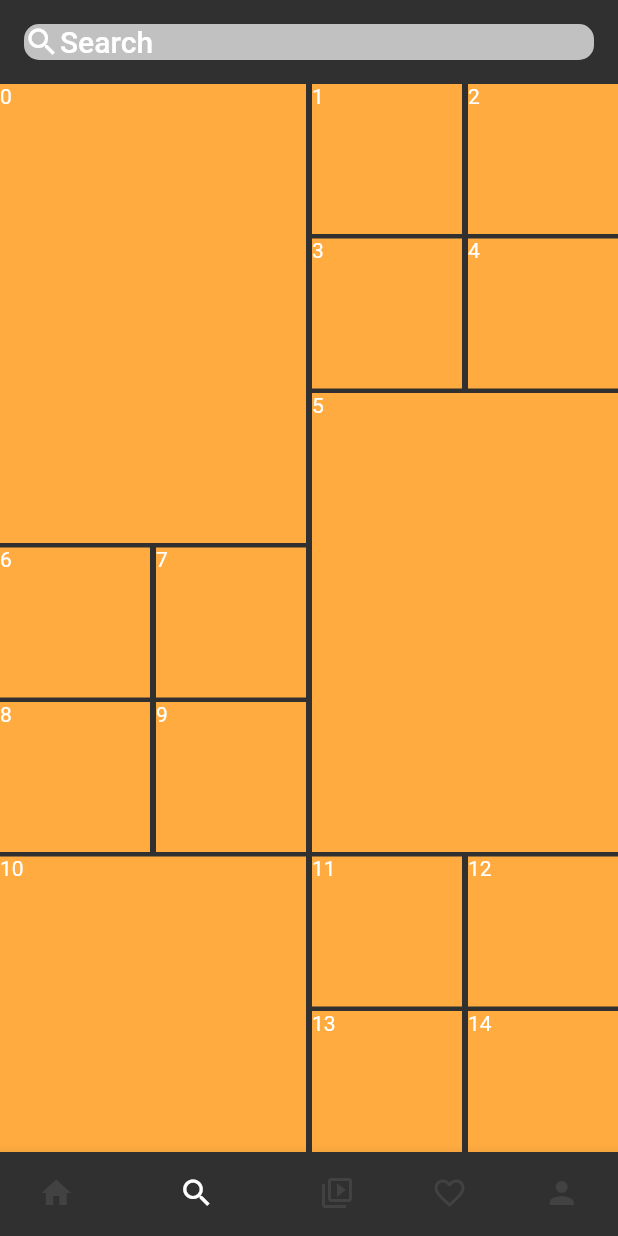
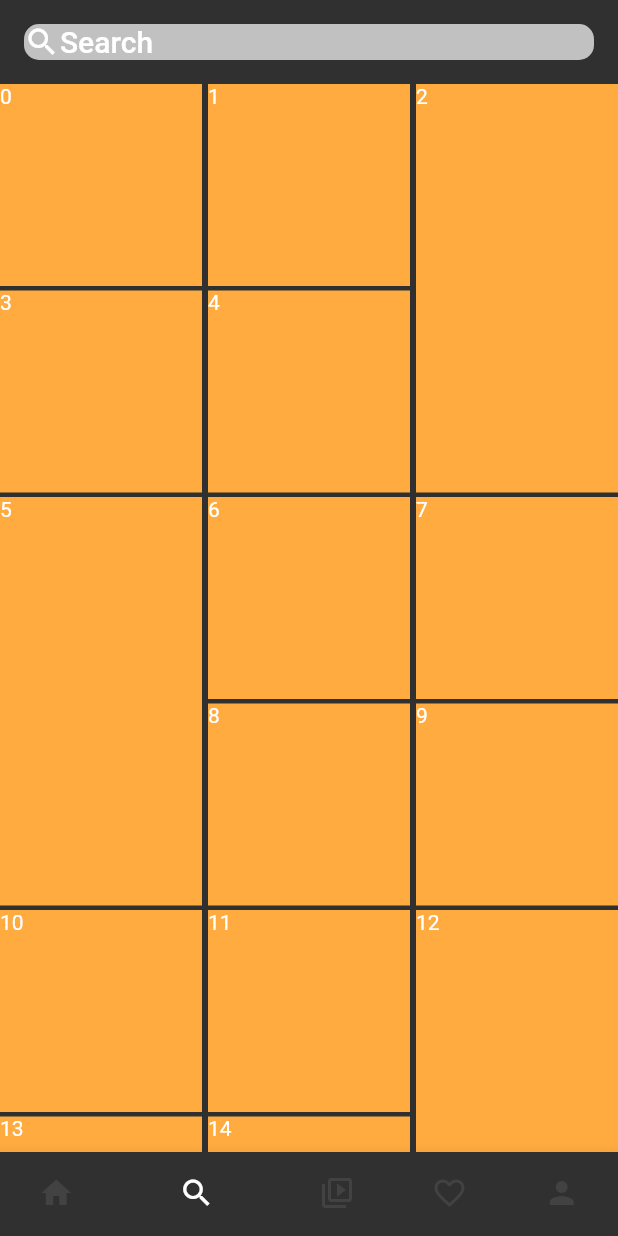
Before and after one commit to akshayanil22/Instagram-Ui, a Flutter app: the screen it shows after launch, item 2 of the bottom bar chosen, on a phone screen of 412 x 824 dp. Run offline on Flutter 3.47's test engine with Material 2 defaults, Android fonts, the phone set to English and light mode, and no system bars; network calls fail.

```diff
--- a/lib/main.dart
+++ b/lib/main.dart
@@ -1,4 +1,5 @@
 import 'package:flutter/material.dart';
+import 'package:instagram_ui/screens/activity_page.dart';
 import 'package:instagram_ui/screens/home_page.dart';
 import 'package:instagram_ui/screens/profile_page.dart';
 import 'package:instagram_ui/screens/search_page.dart';
@@ -34,10 +35,7 @@ class _MainPageState extends State<MainPage> {
       'Index 2: reel',
       style: optionStyle,
     ),
-    Text(
-      'Index 3: favorite',
-      style: optionStyle,
-    ),
+    ActivityPage(),
     ProfilePage(),
   ];
 
--- a/lib/screens/search_page.dart
+++ b/lib/screens/search_page.dart
@@ -8,14 +8,14 @@ class SearchPage extends StatelessWidget {
   Widget build(BuildContext context) {
     return GridView.custom(
       gridDelegate: SliverQuiltedGridDelegate(
-        crossAxisCount: 4,
+        crossAxisCount: 3,
         mainAxisSpacing: 3,
         crossAxisSpacing: 4,
         repeatPattern: QuiltedGridRepeatPattern.inverted,
         pattern: [
-          QuiltedGridTile(3, 2),
           QuiltedGridTile(1, 1),
           QuiltedGridTile(1, 1),
+          QuiltedGridTile(2, 1),
           QuiltedGridTile(1, 1),
           QuiltedGridTile(1, 1),
         ],
```
Also changed, not shown: lib/screens/activity_page.dart (added, +42 -0 lines), lib/widgets/activity_tile.dart (added, +26 -0 lines).
